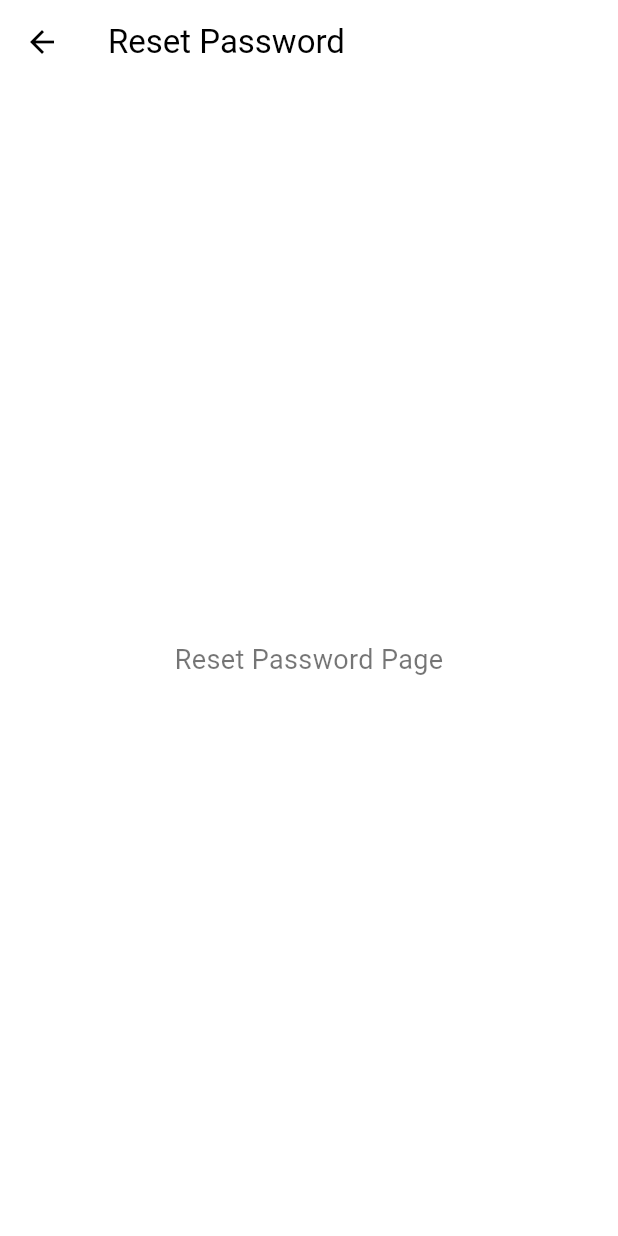
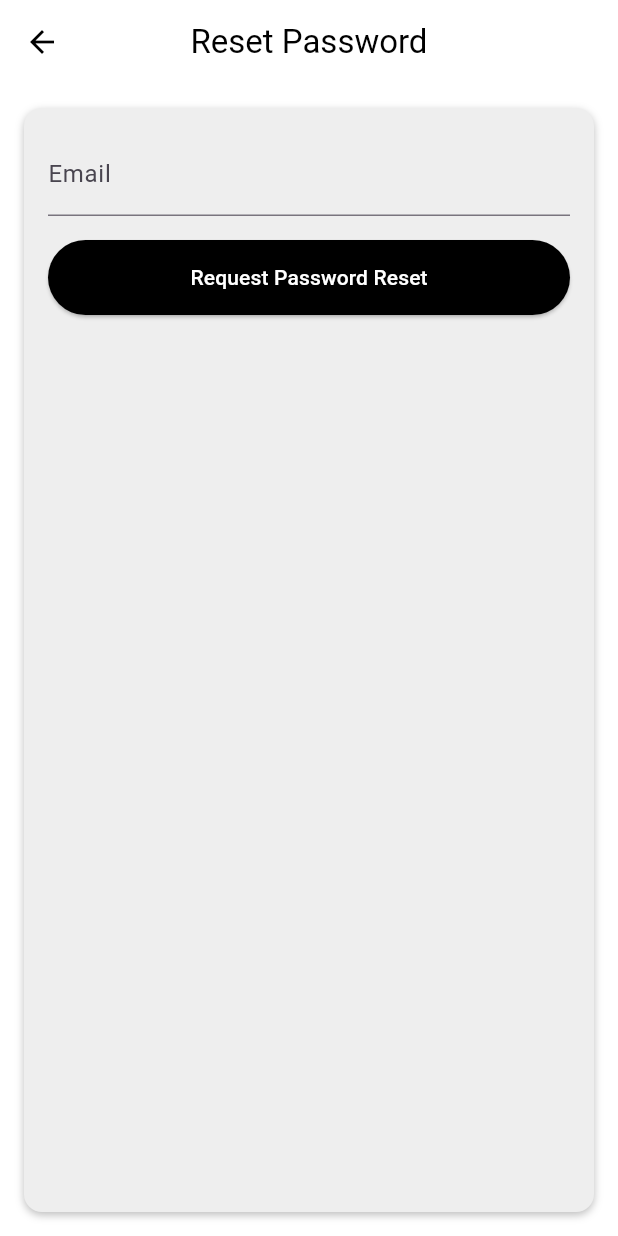
Before and after one commit to Hasini-D/LargeProject, a Flutter app: the ResetPasswordPage screen opened directly, on a phone screen of 412 x 824 dp. Run offline on Flutter 3.47's test engine with Material 3 defaults, Android fonts, the phone set to English and light mode, and no system bars; our stand-ins replace confetti, shared_preferences; accounts and stored records are empty.

Commit message:
Reset Password for mobile app

```diff
--- a/flutter_app/lib/main.dart
+++ b/flutter_app/lib/main.dart
@@ -1,8 +1,5 @@
 import 'package:flutter/material.dart';
 import 'package:provider/provider.dart';
-
-// Model
-import 'package:flutter_app/models/user.dart';
 
 // Providers
 import 'package:flutter_app/providers/user_stats_provider.dart';
@@ -21,6 +18,7 @@ import 'package:flutter_app/pages/motivation_page.dart';
 import 'package:flutter_app/pages/calendar_page.dart';
 import 'package:flutter_app/pages/profile_page.dart';
 import 'package:flutter_app/pages/leaderboard_page.dart';
+import 'package:flutter_app/pages/reset_password_page.dart';
 
 void main() {
   runApp(FitJourneyApp());
@@ -56,6 +54,7 @@ class FitJourneyApp extends StatelessWidget {
           '/newWorkoutStep1': (context) => NewWorkoutPlanStep1(),
           '/diet': (context) => DietPage(),
           '/addMeal': (context) => AddMealPage(),
+          '/resetPassword': (context) => ResetPasswordPage(),
         },
       ),
     );
--- a/flutter_app/lib/pages/profile_page.dart
+++ b/flutter_app/lib/pages/profile_page.dart
@@ -4,6 +4,7 @@ import 'dart:convert';
 import 'package:provider/provider.dart';
 import '../providers/user_provider.dart';
 import '../providers/user_stats_provider.dart';
+import 'reset_password_page.dart'; // Import the ResetPasswordPage
 
 class MyProfilePage extends StatefulWidget {
   @override
@@ -78,7 +79,7 @@ class _MyProfilePageState extends State<MyProfilePage> {
           ScaffoldMessenger.of(context).showSnackBar(
             SnackBar(content: Text('Account deleted successfully.')),
           );
-          userProvider.clearUser();
+          userProvider.clearUser ();
           Navigator.pushNamedAndRemoveUntil(context, '/', (route) => false);
         } else {
           _showErrorDialog(
@@ -267,7 +268,7 @@ class _MyProfilePageState extends State<MyProfilePage> {
     final user = Provider.of<UserProvider>(context, listen: false).user;
     if (user == null || user.id == null) return;
 
-    final url = Uri.parse('https://fitjourneyhome.com/api/streak?userId=${user.id}');
+    final url = Uri.parse('https://fitjourneyhome.com/api/streak? userId=${user.id}');
     try {
       final response = await http.get(
         url,
@@ -279,7 +280,6 @@ class _MyProfilePageState extends State<MyProfilePage> {
       if (response.statusCode == 200) {
         final data = jsonDecode(response.body);
         int fetchedStreak = data['streaks'];
-        // Use locally cached streak if the server returns 0 but we know it shouldn’t be 0.
         if (fetchedStreak == 0 && (_streak ?? 0) > 0) {
           fetchedStreak = _streak!;
         }
@@ -412,7 +412,6 @@ class _MyProfilePageState extends State<MyProfilePage> {
                         SizedBox(width: 8),
                         Text("Streak:", style: TextStyle(fontWeight: FontWeight.bold, color: Colors.black)),
                         Spacer(),
-                        // Display a placeholder until _streak is fetched
                         Text(
                           _streak == null ? "Loading..." : "$_streak days",
                           style: TextStyle(color: Colors.black, fontWeight: FontWeight.bold),
@@ -427,22 +426,6 @@ class _MyProfilePageState extends State<MyProfilePage> {
             Row(
               mainAxisAlignment: MainAxisAlignment.spaceEvenly,
               children: [
-                Expanded(
-                  child: ElevatedButton(
-                    onPressed: () {
-                      Navigator.push(
-                        context,
-                        MaterialPageRoute(builder: (context) => ResetPasswordPage()),
-                      );
-                    },
-                    child: Text("Reset Password"),
-                    style: ElevatedButton.styleFrom(
-                      backgroundColor: Colors.black,
-                      foregroundColor: Colors.white,
-                      padding: EdgeInsets.symmetric(vertical: 15),
-                    ),
-                  ),
-                ),
                 SizedBox(width: 16),
                 Expanded(
                   child: ElevatedButton(
@@ -460,6 +443,23 @@ class _MyProfilePageState extends State<MyProfilePage> {
                   child: ElevatedButton(
                     onPressed: () => _logout(context),
                     child: Text("Log Out"),
+                    style: ElevatedButton.styleFrom(
+                      backgroundColor: Colors.black,
+                      foregroundColor: Colors.white,
+                      padding: EdgeInsets.symmetric(vertical: 15),
+                    ),
+                  ),
+                ),
+                SizedBox(width: 16),
+                Expanded(
+                  child: ElevatedButton(
+                    onPressed: () {
+                      Navigator.push(
+                        context,
+                        MaterialPageRoute(builder: (context) => ResetPasswordPage()),
+                      );
+                    },
+                    child: Text("Change Password"),
                     style: ElevatedButton.styleFrom(
                       backgroundColor: Colors.black,
                       foregroundColor: Colors.white,
@@ -488,24 +488,3 @@ class _MyProfilePageState extends State<MyProfilePage> {
     );
   }
 }
-
-class ResetPasswordPage extends StatelessWidget {
-  @override
-  Widget build(BuildContext context) {
-    return Scaffold(
-      appBar: AppBar(
-        title: Text("Reset Password", style: TextStyle(color: Colors.black)),
-        backgroundColor: Colors.white,
-        iconTheme: IconThemeData(color: Colors.black),
-        elevation: 0,
-      ),
-      backgroundColor: Colors.white,
-      body: Center(
-        child: Text(
-          "Reset Password Page",
-          style: TextStyle(fontSize: 18, color: Colors.black54),
-        ),
-      ),
-    );
-  }
-}
--- /dev/null
+++ b/flutter_app/lib/pages/reset_password_page.dart
@@ -0,0 +1,101 @@
+import 'package:flutter/material.dart';
+import 'package:http/http.dart' as http;
+import 'dart:convert';
+
+class ResetPasswordPage extends StatefulWidget {
+  @override
+  _ResetPasswordPageState createState() => _ResetPasswordPageState();
+}
+
+class _ResetPasswordPageState extends State<ResetPasswordPage> {
+  final TextEditingController _emailController = TextEditingController();
+  String? _errorMessage;
+
+  Future<void> _requestPasswordReset() async {
+    final String email = _emailController.text;
+
+    print('Requesting password reset for email: $email');
+
+    final url = Uri.parse('https://fitjourneyhome.com/api/request-password-reset');
+
+    try {
+      final response = await http.post(
+        url,
+        headers: {
+          'Content-Type': 'application/json',
+        },
+        body: jsonEncode({'email': email}),
+      );
+
+      print('Response status: ${response.statusCode}');
+      print('Response body: ${response.body}');
+
+      if (response.statusCode == 200) {
+        Navigator.pop(context); // Go back to the login page
+      } else {
+        final errorData = jsonDecode(response.body);
+        setState(() {
+          _errorMessage = errorData['error'] ?? 'Failed to send reset email.';
+        });
+      }
+    } catch (error) {
+      setState(() {
+        _errorMessage = 'An error occurred: $error';
+      });
+      print('Error requesting password reset: $error');
+    }
+  }
+
+  @override
+  Widget build(BuildContext context) {
+    return Scaffold(
+      appBar: AppBar(
+        title: Text("Reset Password", style: TextStyle(color: Colors.black)),
+        centerTitle: true,
+        backgroundColor: Colors.white,
+        iconTheme: IconThemeData(color: Colors.black),
+        elevation: 0,
+      ),
+      backgroundColor: Colors.white,
+      body: Padding(
+        padding: EdgeInsets.all(16.0),
+        child: Container(
+          padding: EdgeInsets.all(16),
+          decoration: BoxDecoration(
+            color: Colors.grey[200],
+            borderRadius: BorderRadius.circular(12),
+            boxShadow: [
+              BoxShadow(
+                color: Colors.grey.shade400,
+                offset: Offset(0, 2),
+                blurRadius: 4,
+              ),
+            ],
+          ),
+          child: Column(
+            crossAxisAlignment: CrossAxisAlignment.stretch,
+            children: [
+              if (_errorMessage != null)
+                Text(_errorMessage!, style: TextStyle(color: Colors.red)),
+              TextField(
+                controller: _emailController,
+                decoration: InputDecoration(labelText: 'Email'),
+              ),
+              SizedBox(height: 16),
+              ElevatedButton(
+                onPressed: _requestPasswordReset,
+                child: Text('Request Password Reset'),
+                style: ElevatedButton.styleFrom(
+                  backgroundColor: Colors.black,
+                  foregroundColor: Colors.white,
+                  padding: EdgeInsets.symmetric(vertical: 15),
+                ),
+              ),
+              SizedBox(height: 16), // Add space below the button
+            ],
+          ),
+        ),
+      ),
+    );
+  }
+}
```
Also changed, not shown: flutter_app/lib/pages/login_page.dart (+16 -0 lines).
